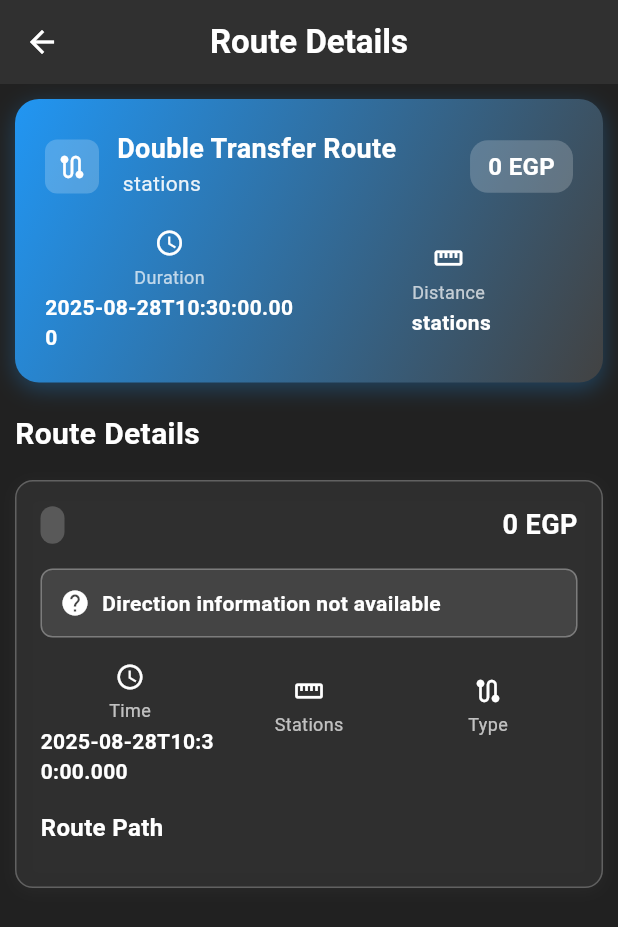
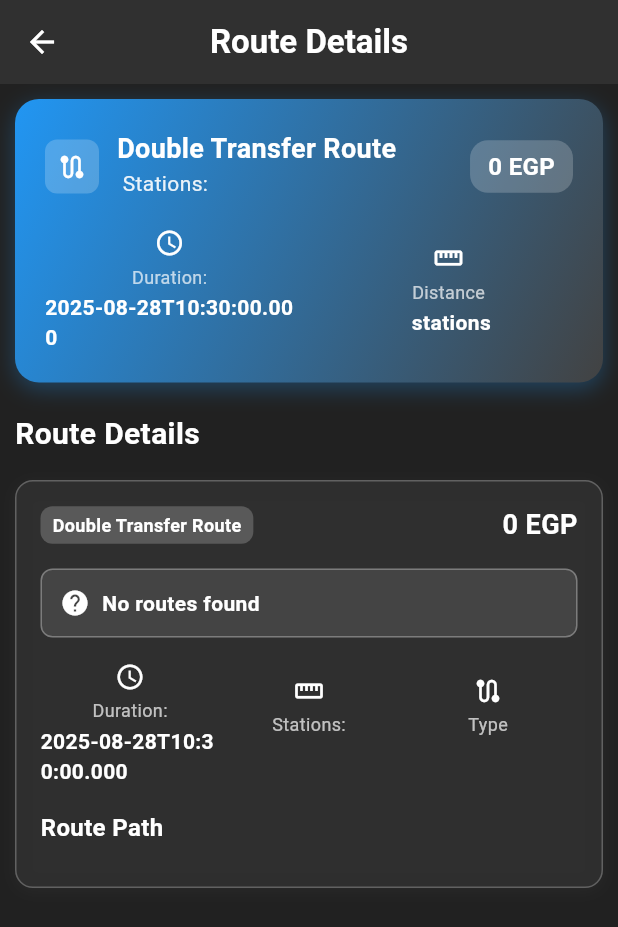
Before and after one commit to mohaaHeiba/Metro_Guide, a Flutter app: the DetailsPage screen opened directly with empty values, on a phone screen of 412 x 824 dp. Shown: the top 927 px of the screen. Run offline on Flutter 3.47's test engine with Material 3 defaults, Android fonts, the phone set to English and light mode, and no system bars; our stand-ins replace cached_network_image, floor, flutter_cache_manager, flutter_map, geocoding, geolocator and 4 more; accounts and stored records are empty; generated files the repository leaves out were written again; statements that could not run were skipped.

Commit message:
I was tired and forgot to add another page for localizations; now it's finished

```diff
--- a/lib/l10n/intl_ar.arb
+++ b/lib/l10n/intl_ar.arb
@@ -43,6 +43,17 @@
 
   "details page":"______________________________________________________________________",
 
+    "direct_route":"اتجاه واحد",
+    "tranfers":"اتجاهين",
+    "tranfers_2":"ثلاث اتجاهات",
+    "distance":"المسافة",
+    "route_details":"تفاصيل المحطة",
+    "towards":"باتجاه",
+    "type":"نوع",
+    "route_path":"المسار",
+    "start":"البداية",
+    "end":"النهاية",
+    "transfer_at":"تحول من ",
 
 
   "instructions page":"______________________________________________________________________",
@@ -82,9 +93,8 @@
 
   "map page":"______________________________________________________________________",
 
-
-
-
+  "select_location":"اختيار الموقع",
+  "confirme_location":"تأكيد الموقع",
 
 
   "settings page":"______________________________________________________________________",
--- a/lib/l10n/intl_en.arb
+++ b/lib/l10n/intl_en.arb
@@ -42,6 +42,17 @@
 
   "details page":"______________________________________________________________________",
 
+    "direct_route":"Direct Route",
+    "tranfers":"2_transfer",
+    "tranfers_2":"Double Transfer Route",
+    "distance":"Distance",
+    "route_details":"Route Details",
+    "towards":"Towards",
+    "type":"Type",
+    "route_path":"Route Path",
+    "start":"START",
+    "end":"END",
+    "transfer_at":"TRANSFER at",
 
 
   "instructions page":"______________________________________________________________________",
@@ -80,7 +91,8 @@
 
   "map page":"______________________________________________________________________",
 
-
+    "select_location":"Select location",
+    "confirme_location":"confirme location",
 
 
 
--- a/lib/presentation/pages/details/details_page.dart
+++ b/lib/presentation/pages/details/details_page.dart
@@ -1,6 +1,7 @@
 import 'package:flutter/material.dart';
 import 'package:get/get.dart';
 import 'package:get/state_manager.dart';
+import 'package:metro_guide/generated/l10n.dart';
 import 'package:metro_guide/presentation/controllers/controllers.dart';
 import 'package:metro_guide/presentation/widgets/details_widgets/summarycard_widget.dart';
 
@@ -14,7 +15,7 @@ class DetailsPage extends StatelessWidget {
       appBar: AppBar(
         backgroundColor: Theme.of(context).colorScheme.primaryContainer,
         title: Text(
-          'Route Details',
+          S.of(context).route_details,
           style: TextStyle(fontWeight: FontWeight.bold),
         ),
         centerTitle: true,
@@ -23,7 +24,7 @@ class DetailsPage extends StatelessWidget {
       body: routeData.isEmpty
           ? Center(
               child: Text(
-                'No routes found',
+                S.of(context).no_routes_found,
                 style: TextStyle(fontSize: 18, color: Colors.grey[400]),
               ),
             )
@@ -39,7 +40,7 @@ class DetailsPage extends StatelessWidget {
 
                   // Shortest Route Details
                   Text(
-                    'Route Details',
+                    S.of(context).route_details,
                     style: TextStyle(fontSize: 20, fontWeight: FontWeight.bold),
                   ),
                   const SizedBox(height: 16),
@@ -86,7 +87,11 @@ class DetailsPage extends StatelessWidget {
                   borderRadius: BorderRadius.circular(8),
                 ),
                 child: Text(
-                  route['type'],
+                  route['type'] == 'direct'
+                      ? S.of(context).direct_route
+                      : route['type'] == 'transfer'
+                      ? S.of(context).tranfers
+                      : S.of(context).tranfers_2,
                   style: const TextStyle(
                     fontSize: 12,
                     fontWeight: FontWeight.bold,
@@ -95,7 +100,7 @@ class DetailsPage extends StatelessWidget {
               ),
               const Spacer(),
               Text(
-                '${route['price']} EGP',
+                '${route['price']} ${S.of(context).egp}',
                 style: TextStyle(fontSize: 18, fontWeight: FontWeight.bold),
               ),
             ],
@@ -127,13 +132,13 @@ class DetailsPage extends StatelessWidget {
       directionText = 'Towards: ${route['direction']}';
     } else if (route['type'] == 'TRANSFER') {
       directionText =
-          'Towards: ${route['direction1']} ← ${route['direction2']}';
+          'Towards: ${route['direction1']} → ${route['direction2']}';
     } else if (route['type'] == '2 TRANSFER') {
       directionText =
-          '${route['direction1']} ← ${route['direction2']} ← ${route['direction3']}';
+          '${S.of(context).towards}: ${route['direction1']} → ${route['direction2']} → ${route['direction3']}';
     } else {
       directionIcon = Icons.help;
-      directionText = 'Direction information not available';
+      directionText = S.of(context).no_routes_found;
     }
 
     return Container(
@@ -172,7 +177,7 @@ class DetailsPage extends StatelessWidget {
         Expanded(
           child: buildInfoItem(
             Icons.access_time,
-            'Time',
+            S.of(context).duration,
             route['time'],
             Theme.of(context).colorScheme.primary,
           ),
@@ -180,7 +185,7 @@ class DetailsPage extends StatelessWidget {
         Expanded(
           child: buildInfoItem(
             Icons.straighten,
-            'Stations',
+            S.of(context).stations,
             '${route['totalStations']}',
             Theme.of(context).colorScheme.primary,
           ),
@@ -188,7 +193,7 @@ class DetailsPage extends StatelessWidget {
         Expanded(
           child: buildInfoItem(
             Icons.route,
-            'Type',
+            S.of(context).type,
             route['type'],
             Theme.of(context).colorScheme.primary,
           ),
@@ -266,7 +271,7 @@ class DetailsPage extends StatelessWidget {
       crossAxisAlignment: CrossAxisAlignment.start,
       children: [
         Text(
-          'Route Path',
+          S.of(context).route_path,
           style: TextStyle(fontSize: 16, fontWeight: FontWeight.bold),
         ),
         const SizedBox(height: 12),
@@ -317,7 +322,7 @@ class DetailsPage extends StatelessWidget {
                 borderRadius: BorderRadius.circular(8),
               ),
               child: Text(
-                'START',
+                S.of(context).start,
                 style: TextStyle(
                   color: Colors.green[400],
                   fontSize: 10,
@@ -333,7 +338,7 @@ class DetailsPage extends StatelessWidget {
                 borderRadius: BorderRadius.circular(8),
               ),
               child: Text(
-                'END',
+                S.of(context).end,
                 style: TextStyle(
                   color: Colors.red[400],
                   fontSize: 10,
@@ -376,7 +381,7 @@ class DetailsPage extends StatelessWidget {
                 crossAxisAlignment: CrossAxisAlignment.start,
                 children: [
                   Text(
-                    'TRANSFER at $transferStation',
+                    '${S.of(context).transfer_at} $transferStation',
                     style: TextStyle(
                       color: Theme.of(context).colorScheme.scrim,
 
--- a/lib/presentation/widgets/details_widgets/summarycard_widget.dart
+++ b/lib/presentation/widgets/details_widgets/summarycard_widget.dart
@@ -1,4 +1,5 @@
 import 'package:flutter/material.dart';
+import 'package:metro_guide/generated/l10n.dart';
 
 Widget summaryCardWidget(Map<String, dynamic> route, BuildContext context) {
   return Container(
@@ -48,10 +49,10 @@ Widget summaryCardWidget(Map<String, dynamic> route, BuildContext context) {
                 children: [
                   Text(
                     route['type'] == 'direct'
-                        ? 'Direct Route'
+                        ? S.of(context).direct_route
                         : route['type'] == 'transfer'
-                        ? '2_transfer'
-                        : 'Double Transfer Route',
+                        ? S.of(context).tranfers
+                        : S.of(context).tranfers_2,
                     style: TextStyle(
                       color: Theme.of(context).colorScheme.primary,
                       fontSize: 18,
@@ -59,7 +60,7 @@ Widget summaryCardWidget(Map<String, dynamic> route, BuildContext context) {
                     ),
                   ),
                   Text(
-                    '${route['totalStations']} stations',
+                    '${route['totalStations']} ${S.of(context).stations}',
                     style: TextStyle(
                       color: Theme.of(
                         context,
@@ -78,7 +79,7 @@ Widget summaryCardWidget(Map<String, dynamic> route, BuildContext context) {
                 borderRadius: BorderRadius.circular(12),
               ),
               child: Text(
-                '${route['price']} EGP',
+                '${route['price']} ${S.of(context).egp}',
                 style: const TextStyle(
                   // color: Colors.white,
                   fontSize: 16,
@@ -94,7 +95,7 @@ Widget summaryCardWidget(Map<String, dynamic> route, BuildContext context) {
             Expanded(
               child: buildInfoItem(
                 Icons.access_time,
-                'Duration',
+                S.of(context).duration,
                 route['time'],
                 Theme.of(context).colorScheme.primary,
               ),
@@ -103,7 +104,7 @@ Widget summaryCardWidget(Map<String, dynamic> route, BuildContext context) {
             Expanded(
               child: buildInfoItem(
                 Icons.straighten,
-                'Distance',
+                S.of(context).distance,
                 '${route['totalStations']} stations',
                 Theme.of(context).colorScheme.primary,
               ),
```
Also changed, not shown: lib/presentation/pages/map_locations.dart (+5 -9 lines), lib/generated/intl/messages_ar.dart, lib/generated/intl/messages_en.dart, lib/generated/l10n.dart. Lines whose indentation alone changed are shown as unchanged.
